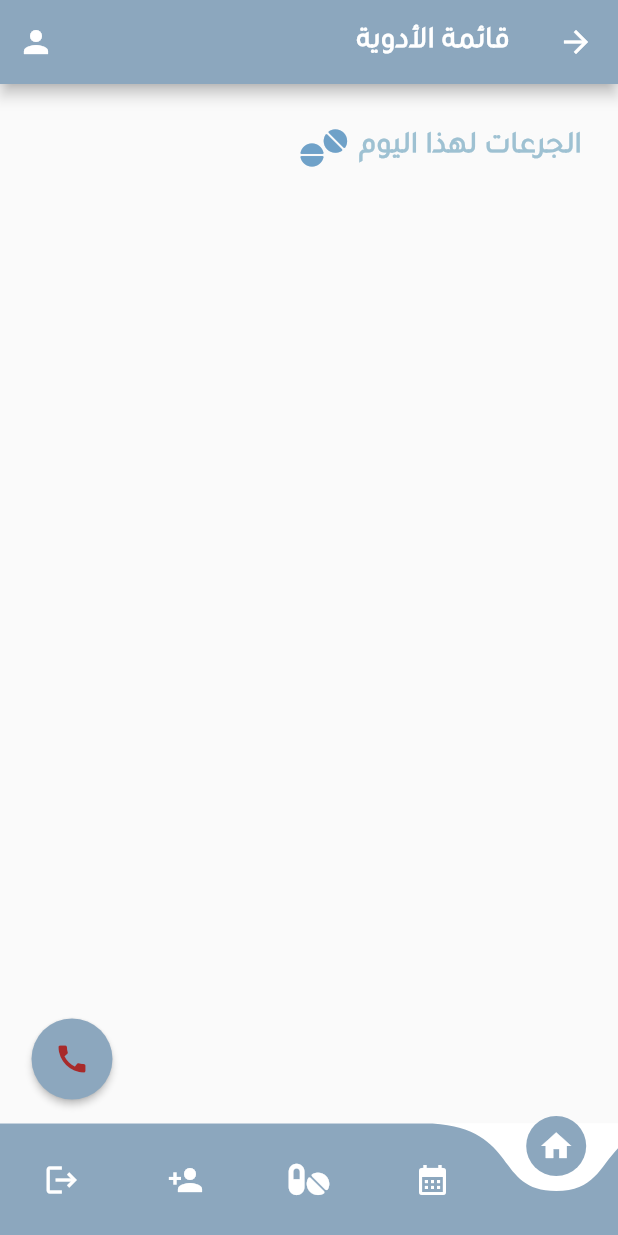
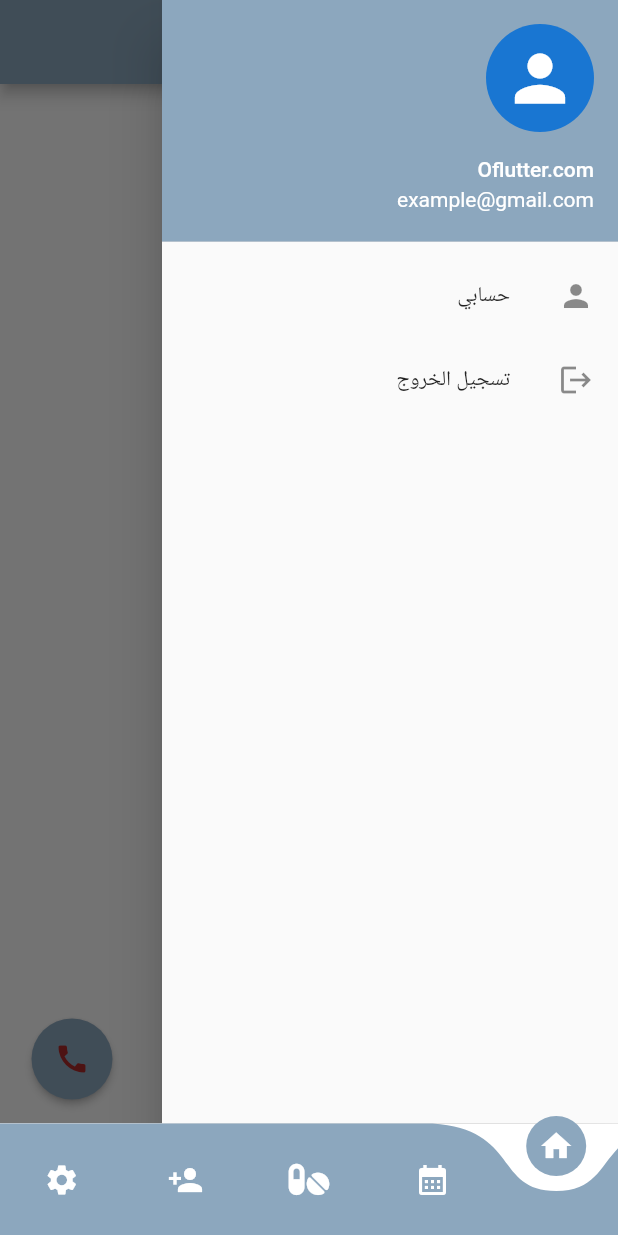
Before and after one commit to aljoharash/Itmaen-G9, a Flutter app: the Navigation screen opened directly, with the side drawer open (before the commit the screen has no drawer), on a phone screen of 412 x 824 dp. Run offline on Flutter 3.47's test engine with Material 2 defaults, Android fonts, the phone set to English and light mode, and no system bars; drawn by our look-alikes of curved_navigation_bar; our stand-ins replace cloud_firestore, firebase_auth, firebase_core, flutter_colorpicker, flutter_local_notifications, flutter_pw_validator and 11 more; missing offline and left inert: dart:ffi, day_night_time_picker, flutter_barcode_scanner, flutter_phone_direct_caller; accounts and stored records are empty.

Commit message:
add navigation bar+ fixing pages

```diff
--- a/itmaen/lib/calendar/test22/newCalendar.dart
+++ b/itmaen/lib/calendar/test22/newCalendar.dart
@@ -12,6 +12,7 @@ import 'package:firebase_auth/firebase_auth.dart';
 import 'package:font_awesome_flutter/font_awesome_flutter.dart';
 import 'package:flutter_localizations/flutter_localizations.dart';
 import '../../navigation.dart';
+import '../../setting.dart';
 import '../../view.dart';
 import '../../font.dart';
 import '../../viewD.dart';
@@ -158,6 +159,7 @@ class LoadDataFromFireStoreeState extends State<LoadDataFromFireStoree> {
       ],
       locale: const Locale('ar'),
       home: Scaffold(
+          drawer: NavBar(),
           appBar: AppBar(
             backgroundColor: Color.fromARGB(255, 140, 167, 190),
             title: Center(
--- a/itmaen/lib/main.dart
+++ b/itmaen/lib/main.dart
@@ -2,6 +2,7 @@ import 'package:flutter/material.dart';
 import 'package:cloud_firestore/cloud_firestore.dart';
 import 'package:firebase_core/firebase_core.dart';
 import 'package:flutter_localizations/flutter_localizations.dart';
+import 'package:itmaen/setting.dart';
 
 //Just For Testing that your database works ! Remove the code below after testing (Windows Usesrs)
 import 'directLogin.dart';
@@ -23,7 +24,6 @@ class MyApp extends StatelessWidget {
   @override
   Widget build(BuildContext context) {
     return MaterialApp(
-
       localizationsDelegates: [
         GlobalMaterialLocalizations.delegate,
         GlobalWidgetsLocalizations.delegate,
--- a/itmaen/lib/navigation.dart
+++ b/itmaen/lib/navigation.dart
@@ -9,6 +9,7 @@ import 'package:itmaen/addMedicinePages/adddialog.dart';
 import 'package:itmaen/callP.dart';
 import 'package:itmaen/generateqr.dart';
 import 'package:itmaen/patient-login.dart';
+import 'package:itmaen/setting.dart';
 import 'package:itmaen/view.dart';
 import 'package:itmaen/viewD.dart';
 //import 'package:';
@@ -199,9 +200,9 @@ class _NavigationState extends State<Navigation> {
       setState(() {
         _selectedIndex = index;
       });
-      if (index == 0) {
-        logout();
-      }
+      //  if (index == 0) {
+      //  logout();
+      //}
       if (index == 1) {
         if (await _isCollectionExits() == true) {
           Navigator.of(context)
@@ -212,6 +213,7 @@ class _NavigationState extends State<Navigation> {
 
     return Scaffold(
       body: bodyFunction(),
+      //drawer: NavBar(),
       backgroundColor: Colors.white,
       bottomNavigationBar: CurvedNavigationBar(
         backgroundColor: Colors.white,
@@ -219,7 +221,7 @@ class _NavigationState extends State<Navigation> {
         animationDuration: Duration(milliseconds: 300),
         items: [
           Icon(
-            Icons.logout,
+            Icons.settings,
             color: Colors.white,
           ),
           Icon(
--- /dev/null
+++ b/itmaen/lib/setting.dart
@@ -0,0 +1,71 @@
+import 'package:flutter/material.dart';
+import 'package:itmaen/editprofile.dart';
+
+class NavBar extends StatelessWidget {
+  @override
+  Widget build(BuildContext context) {
+    return Drawer(
+      child: ListView(
+        // Remove padding
+        padding: EdgeInsets.zero,
+        children: [
+          UserAccountsDrawerHeader(
+            accountName: Text('Oflutter.com'),
+            accountEmail: Text('example@gmail.com'),
+            currentAccountPicture: CircleAvatar(
+              child: ClipOval(
+                child: Icon(
+                  Icons.person,
+                  size: 50,
+                  color: Color.fromARGB(255, 255, 255, 255),
+                ),
+              ),
+            ),
+            decoration: BoxDecoration(
+              color: Color.fromARGB(255, 140, 167, 190),
+            ),
+          ),
+          ListTile(
+            leading: Icon(Icons.person, textDirection: TextDirection.rtl),
+            title: Text('حسابي'),
+            onTap: () {
+              Navigator.of(context).pushReplacement(
+                  MaterialPageRoute(builder: (context) => editProfile()));
+            },
+          ),
+          ListTile(
+            leading: Icon(Icons.logout),
+            title: Text('تسجيل الخروج'),
+            onTap: () => null,
+          ),
+          /* ListTile(
+            leading: Icon(Icons.share),
+            title: Text('Share'),
+            onTap: () => null,
+          ),
+          ListTile(
+            leading: Icon(Icons.notifications),
+            title: Text('Request'),
+          ),
+          Divider(),
+          ListTile(
+            leading: Icon(Icons.settings),
+            title: Text('Settings'),
+            onTap: () => null,
+          ),
+          ListTile(
+            leading: Icon(Icons.description),
+            title: Text('Policies'),
+            onTap: () => null,
+          ),
+          Divider(),
+          ListTile(
+            title: Text('Exit'),
+            leading: Icon(Icons.exit_to_app),
+            onTap: () => null,
+          ),*/
+        ],
+      ),
+    );
+  }
+}
--- a/itmaen/lib/viewD.dart
+++ b/itmaen/lib/viewD.dart
@@ -13,6 +13,7 @@ import 'package:itmaen/callP.dart';
 import 'package:itmaen/editprofile.dart';
 import 'package:itmaen/navigation.dart';
 import 'package:itmaen/patient-login.dart';
+import 'package:itmaen/setting.dart';
 import 'alert_dialog.dart';
 import 'package:itmaen/model/medicines.dart';
 import 'generateqr.dart';
@@ -107,6 +108,7 @@ class _ViewDPageState extends State<ViewD> {
       child: Directionality(
         textDirection: ui.TextDirection.rtl,
         child: Scaffold(
+          drawer: NavBar(),
           appBar: AppBar(
               backgroundColor: Color.fromARGB(255, 140, 167, 190),
               title: Text("قائمة الأدوية",
@@ -119,14 +121,14 @@ class _ViewDPageState extends State<ViewD> {
                     _callNumber();
                   },
                 ),*/
-                IconButton(
-                  icon: Icon(Icons.person),
+                /*   IconButton(
+                  icon: Icon(Icons.settings),
                   color: ui.Color.fromARGB(255, 255, 255, 255),
                   onPressed: () {
                     Navigator.of(context).pushReplacement(
-                        MaterialPageRoute(builder: (context) => editProfile()));
+                        MaterialPageRoute(builder: (context) => NavBar()));
                   },
-                ),
+                ),*/
               ]),
           floatingActionButton: ElevatedButton(
             onPressed: () {
```
Also changed, not shown: itmaen/lib/callP.dart (+7 -3 lines), itmaen/lib/editprofile.dart (+56 -2 lines), itmaen/lib/view.dart (+16 -11 lines). Lines whose indentation alone changed are shown as unchanged.
